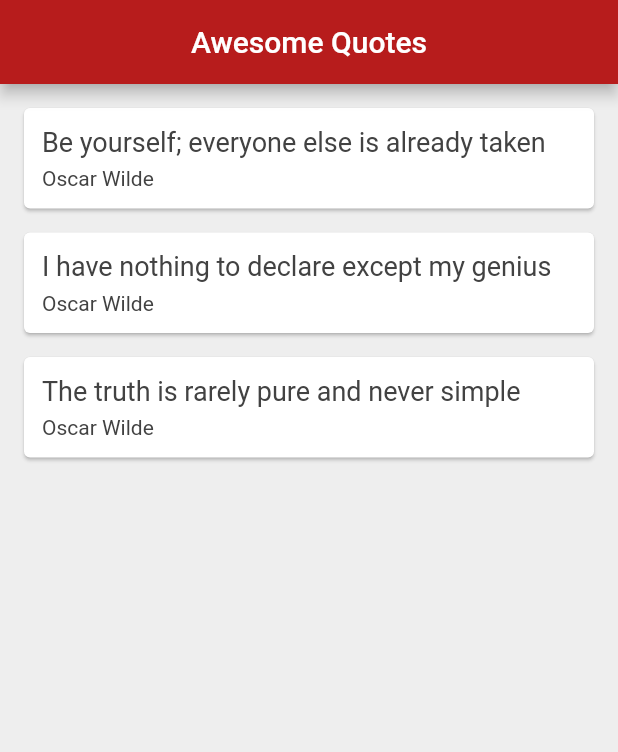
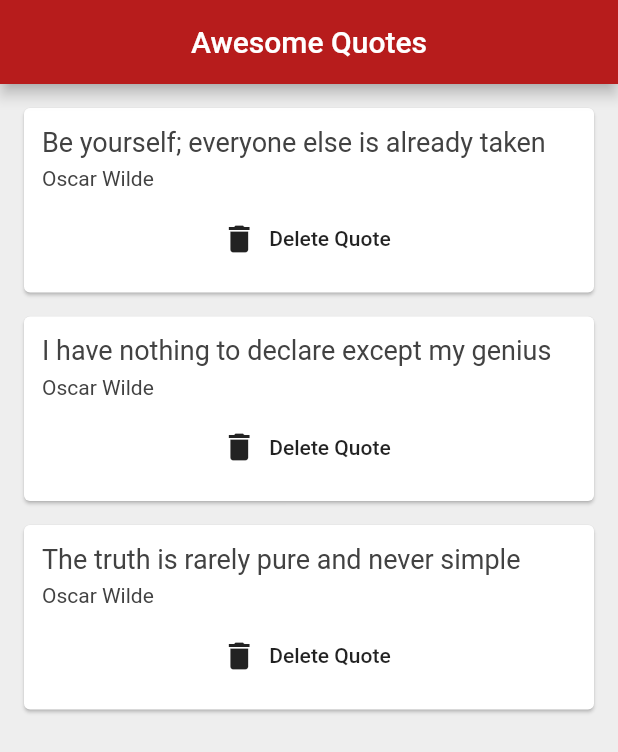
Before and after one commit to Poehnell/Flutter_guide3, a Flutter app: the screen it shows after launch, on a phone screen of 412 x 824 dp. Shown: the top 752 px of the screen. Run offline on Flutter 3.47's test engine with Material 2 defaults, Android fonts, the phone set to English and light mode, and no system bars.

Commit message:
create a Function called delete in the QuoteCard class.Created a flatButton in the card so that below the quotes there will be a delete button with a delet icon.Add the delet Function to be passed into the QuoteCard.In main class passed delete into the quoteCard and then inside the delet Function created a setState which removes the quote that is selected from quotes.

```diff
--- a/lib/main.dart
+++ b/lib/main.dart
@@ -44,7 +44,15 @@ class _QuoteListState extends State<QuoteList> {
         //SECOND BUILD
         // children: quotes.map((q) => quoteTemplate(q)).toList(),
         //THIRD BUILD
-        children: quotes.map((q) => QuoteCard(quote: q)).toList(),
+        children: quotes
+            .map((q) => QuoteCard(
+                quote: q,
+                delete: () {
+                  setState(() {
+                    quotes.remove(q);
+                  });
+                }))
+            .toList(),
       ),
     );
   }
--- a/lib/quote_card.dart
+++ b/lib/quote_card.dart
@@ -2,10 +2,10 @@ import 'package:flutter/material.dart';
 import 'quote.dart';
 
 class QuoteCard extends StatelessWidget {
+  final Quote quote;
+  final Function delete;
 
-  final Quote quote;
-  QuoteCard({this.quote});
-
+  QuoteCard({this.quote, this.delete});
 
   @override
   Widget build(BuildContext context) {
@@ -18,19 +18,19 @@ class QuoteCard extends StatelessWidget {
           children: [
             Text(
               quote.text,
-              style: TextStyle(
-                  fontSize: 18.0,
-                  color: Colors.grey[800]
-              ),
+              style: TextStyle(fontSize: 18.0, color: Colors.grey[800]),
             ),
             SizedBox(height: 6.0),
             Text(
               quote.author,
-              style: TextStyle(
-                  fontSize: 14.0,
-                  color: Colors.grey[800]
-              ),
+              style: TextStyle(fontSize: 14.0, color: Colors.grey[800]),
             ),
+            SizedBox(height: 8.0),
+            FlatButton.icon(
+              onPressed: delete,
+              icon: Icon(Icons.delete),
+              label: Text('Delete Quote'),
+            )
           ],
         ),
       ),
```
